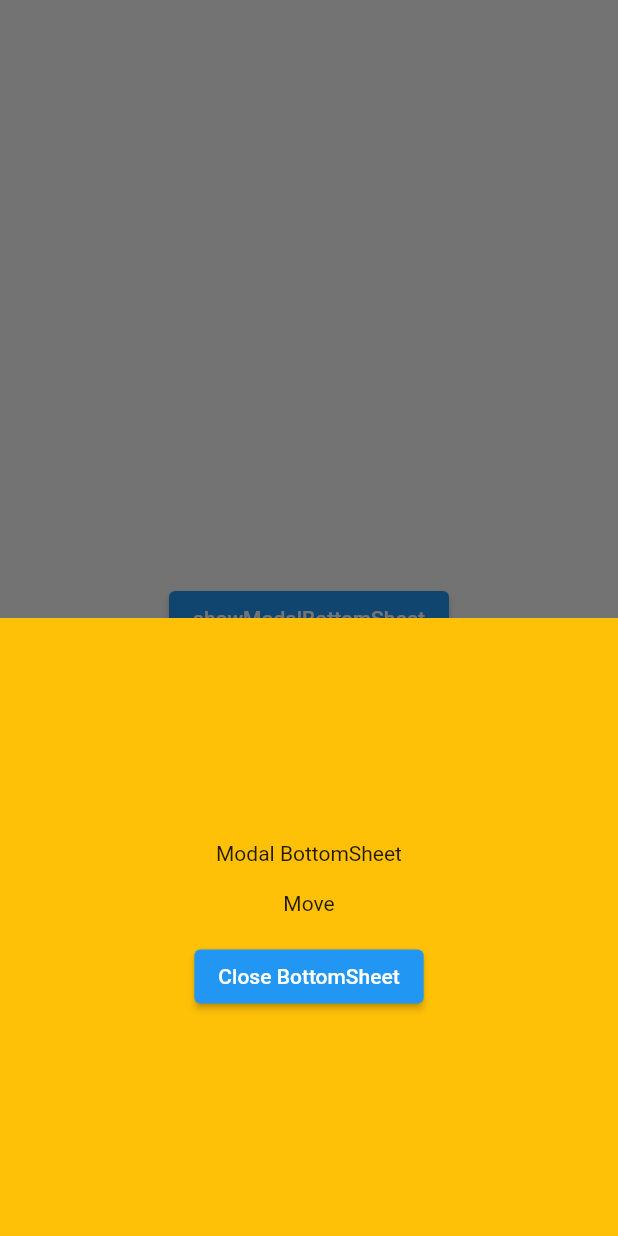
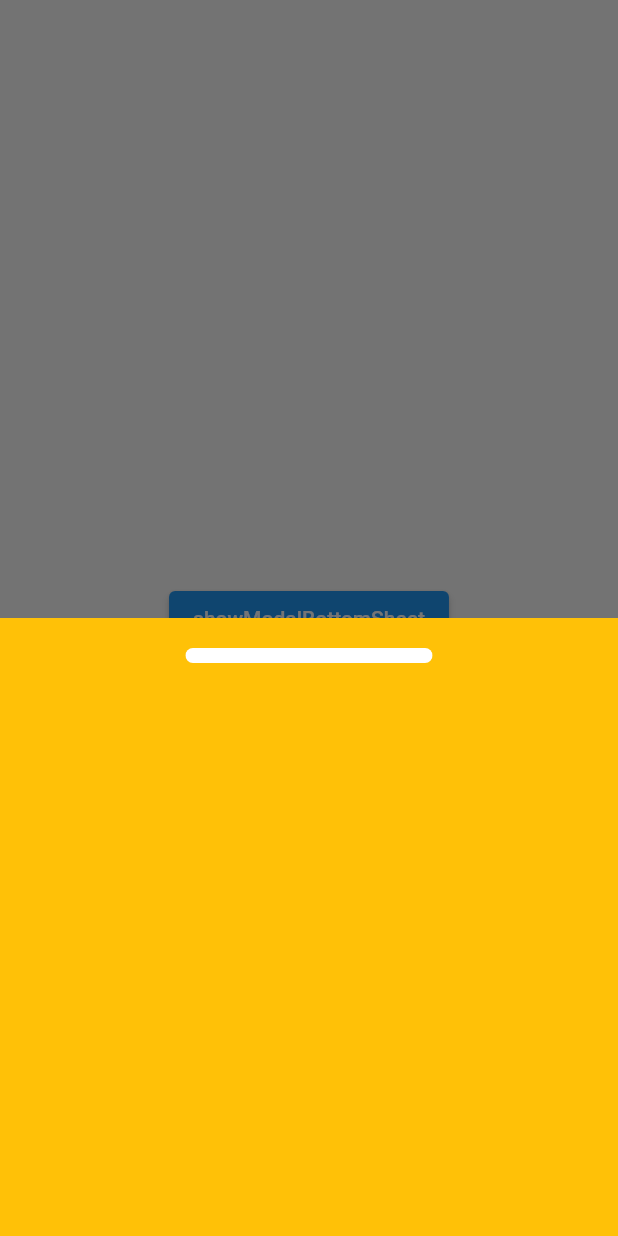
Before and after one commit to Seol-JY/socar-clone, a Flutter app: the screen it shows after launch, after a tap on "showModalBottomSheet", on a phone screen of 412 x 824 dp. Run offline on Flutter 3.47's test engine with Material 2 defaults, Android fonts, the phone set to English and light mode, and no system bars.

Commit message:
Feat(bottom_modal_sheet) bottom_modal_sheet 틀 구현 완료
constants에 enum을 추가하였고,
bottom_modal_sheet 패키지의 fold_bottom_sheet에서 더미데이터와 함께 처리하는 형태 입니다

Ref: #1

```diff
--- /dev/null
+++ b/lib/bottom_modal_sheet/animated_bottom_modalsheet.dart
@@ -0,0 +1,72 @@
+import 'package:flutter/material.dart';
+
+import '../constants/fold_state_enum.dart';
+
+class AnimatedBottomModalSheet extends StatelessWidget {
+  const AnimatedBottomModalSheet({
+    required this.screenHeight,
+    required this.halfScreenHeight,
+    Key? key,
+    required this.fold,
+    required this.getFoldState,
+    required this.sheetState,
+  }) : super(key: key);
+
+  final void Function(bool) fold;
+  final int Function() getFoldState;
+
+  final double screenHeight;
+  final double halfScreenHeight;
+  final StateSetter sheetState;
+
+  @override
+  Widget build(BuildContext context) {
+    int foldState = getFoldState();
+
+    return AnimatedContainer(
+      curve: Curves.easeInBack,
+      duration: Duration(milliseconds: 600),
+      height: foldState == FoldState.Fold.idx ? halfScreenHeight : screenHeight,
+      color: Colors.amber,
+      child: Column(
+        mainAxisAlignment: MainAxisAlignment.start,
+        mainAxisSize: MainAxisSize.min,
+        children: <Widget>[
+          GestureDetector(
+            onVerticalDragEnd: (details) {
+              sheetState(() {
+                // swipe-down
+                if (details.primaryVelocity! < 0) {
+                  fold(true);
+                }
+                // swipe-up
+                if (details.primaryVelocity! > 0) {
+                  fold(false);
+                }
+              });
+            },
+            child: Container(
+              margin: const EdgeInsets.all(10),
+              child: Column(
+                children: [
+                  const SizedBox(
+                    height: 10,
+                  ),
+                  ClipRRect(
+                    borderRadius: BorderRadius.circular(20),
+                    child: Container(
+                      color: Colors.white,
+                      width: MediaQuery.of(context).size.width * 0.4,
+                      height: 10,
+                      alignment: Alignment.topCenter,
+                    ),
+                  ),
+                ],
+              ),
+            ),
+          ),
+        ],
+      ),
+    );
+  }
+}
--- /dev/null
+++ b/lib/bottom_modal_sheet/fold_bottom_sheet.dart
@@ -0,0 +1,80 @@
+import 'package:flutter/material.dart';
+import '../constants/fold_state_enum.dart';
+import 'animated_bottom_modalsheet.dart';
+
+class FoldBottomSheet extends StatefulWidget {
+  const FoldBottomSheet({Key? key}) : super(key: key);
+
+  @override
+  _FoldBottomSheetState createState() => _FoldBottomSheetState();
+}
+
+class _FoldBottomSheetState extends State<FoldBottomSheet>
+    with SingleTickerProviderStateMixin {
+  late AnimationController _controller;
+  int foldState = FoldState.Fold.idx;
+
+  void fold(bool isFold) {
+    if (isFold) {
+      foldState -= 1;
+
+      if (foldState == FoldState.None.idx) {
+        foldState = FoldState.Fold.idx;
+        Navigator.pop(context);
+        _controller.reverse();
+      }
+    }
+
+    if (!isFold) {
+      if (foldState < FoldState.Unfold.idx) {
+        foldState += 1;
+      }
+    }
+  }
+
+  int getFoldState() {
+    return foldState;
+  }
+
+  @override
+  void initState() {
+    super.initState();
+    _controller = AnimationController(
+      vsync: this,
+      duration: const Duration(milliseconds: 600),
+    );
+  }
+
+  @override
+  Widget build(BuildContext context) {
+    return Center(
+      child: ElevatedButton(
+        child: const Text('showModalBottomSheet'),
+        onPressed: () {
+          showModalBottomSheet<void>(
+            context: context,
+            useSafeArea: true,
+            isScrollControlled: true,
+            enableDrag: false,
+            builder: (BuildContext context) {
+              return StatefulBuilder(
+                builder: (BuildContext context, StateSetter sheetState) {
+                  double screenHeight = MediaQuery.of(context).size.height;
+                  double halfScreenHeight = screenHeight / 2;
+
+                  return AnimatedBottomModalSheet(
+                    sheetState: sheetState,
+                    fold: fold,
+                    getFoldState: getFoldState,
+                    screenHeight: screenHeight,
+                    halfScreenHeight: halfScreenHeight,
+                  );
+                },
+              );
+            },
+          );
+        },
+      ),
+    );
+  }
+}
--- /dev/null
+++ b/lib/constants/color.dart
@@ -0,0 +1,13 @@
+import 'package:flutter/widgets.dart';
+
+class ColorPalette {
+  ColorPalette._();
+  static const Color socarBlue = Color(0xFF00B8FF);
+  static const Color white = Color(0xFFFFFFFF);
+  static const Color gray100 = Color(0xFFF7F8F9);
+  static const Color gray200 = Color(0xFFE9EBEE);
+  static const Color gray300 = Color(0xFFC5C8CE);
+  static const Color gray400 = Color(0xFF646F7C);
+  static const Color gray500 = Color(0xFF374553);
+  static const Color gray600 = Color(0xFF28323C);
+}
--- /dev/null
+++ b/lib/constants/fold_state_enum.dart
@@ -0,0 +1,9 @@
+enum FoldState {
+  None("None", 0),
+  Fold("Fold", 1),
+  Unfold("Unfold", 2);
+
+  final String string;
+  final int idx;
+  const FoldState(this.string, this.idx);
+}
--- a/lib/fold_bottom_sheet.dart
+++ /dev/null
@@ -1,90 +0,0 @@
-import 'package:flutter/material.dart';
-
-class FoldBottomSheet extends StatefulWidget {
-  const FoldBottomSheet({Key? key}) : super(key: key);
-
-  @override
-  _FoldBottomSheetState createState() => _FoldBottomSheetState();
-}
-
-class _FoldBottomSheetState extends State<FoldBottomSheet>
-    with SingleTickerProviderStateMixin {
-  late AnimationController _controller;
-  bool isFold = false;
-
-  @override
-  void initState() {
-    super.initState();
-    _controller = AnimationController(
-      vsync: this,
-      duration: Duration(milliseconds: 600),
-    );
-  }
-
-  @override
-  Widget build(BuildContext context) {
-    return Center(
-      child: ElevatedButton(
-        child: const Text('showModalBottomSheet'),
-        onPressed: () {
-          showModalBottomSheet<void>(
-            context: context,
-            useSafeArea: true,
-            isScrollControlled: true,
-            builder: (BuildContext context) {
-              return StatefulBuilder(
-                builder: (BuildContext context, StateSetter sheetState) {
-                  double screenHeight = MediaQuery.of(context).size.height;
-                  double halfScreenHeight = screenHeight / 2;
-
-                  return AnimatedContainer(
-                    curve: Curves.easeInBack,
-                    duration: Duration(milliseconds: 600),
-                    height: isFold ? screenHeight : halfScreenHeight,
-                    color: Colors.amber,
-                    child: Center(
-                      child: Column(
-                        mainAxisAlignment: MainAxisAlignment.center,
-                        mainAxisSize: MainAxisSize.min,
-                        children: <Widget>[
-                          const Text('Modal BottomSheet'),
-                          GestureDetector(
-                            onPanUpdate: (details) {
-                              sheetState(() {
-                                // swipe-down
-                                if (details.delta.dy > 0) {
-                                  isFold = false;
-                                }
-                                // swipe-up
-                                if (details.delta.dy < 0) {
-                                  isFold = true;
-                                }
-                              });
-                            },
-                            child: Container(
-                              child: Text("Move"),
-                              width: double.infinity,
-                              height: 50,
-                              alignment: Alignment.center,
-                            ),
-                          ),
-                          ElevatedButton(
-                            child: const Text('Close BottomSheet'),
-                            onPressed: () {
-                              Navigator.pop(context);
-                              _controller.reverse();
-                            },
-                          ),
-                        ],
-                      ),
-                    ),
-                  );
-                },
-              );
-            },
-          );
-        },
-      ),
-    );
-  }
-}
--- a/lib/main.dart
+++ b/lib/main.dart
@@ -1,6 +1,6 @@
 import 'package:flutter/material.dart';
 
-import 'package:socar/fold_bottom_sheet.dart';
+import 'package:socar/bottom_modal_sheet/fold_bottom_sheet.dart';
 
 void main() {
   runApp(const MyApp());
```
Also changed, not shown: lib/bottom_modal_sheet/car_list_widget.dart (added), lib/bottom_modal_sheet/place_widget.dart (added).
